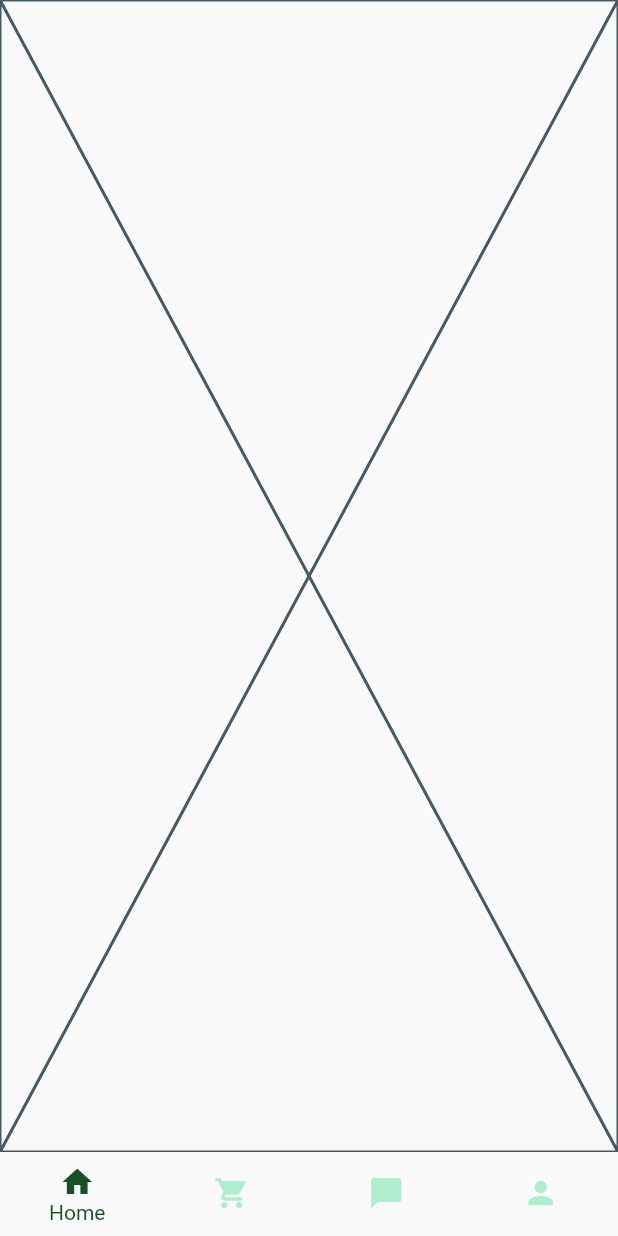
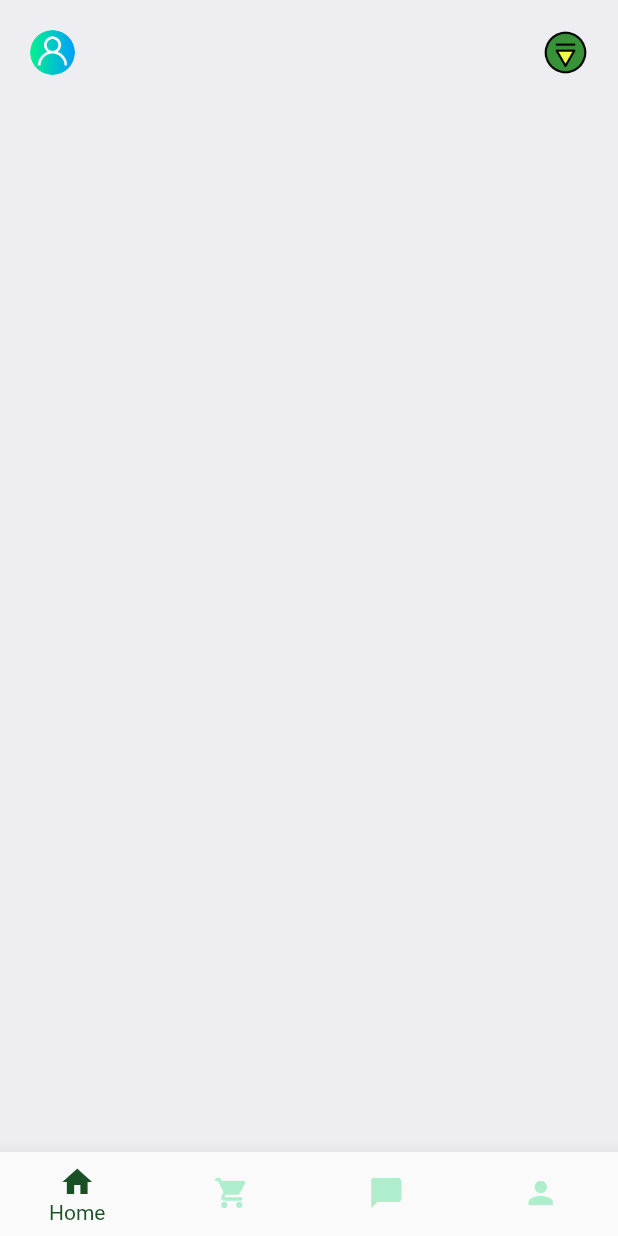
Before and after one commit to Joelp13/SoilSage, a Flutter app: the screen it shows after launch, on a phone screen of 412 x 824 dp. Run offline on Flutter 3.47's test engine with Material 2 defaults, Android fonts, the phone set to English and light mode, and no system bars.

Commit message:
Added a row

```diff
--- a/lib/Screens/home_screen.dart
+++ b/lib/Screens/home_screen.dart
@@ -5,6 +5,38 @@ class HomeScreen extends StatelessWidget {
 
   @override
   Widget build(BuildContext context) {
-    return const Placeholder();
+    return Scaffold(
+      backgroundColor: Color(0xFFeeedf2),
+      body: ListView(
+        children: [
+          Container(
+            padding: EdgeInsets.symmetric(horizontal: 20, vertical: 20),
+            child: Row(
+              mainAxisAlignment: MainAxisAlignment.spaceBetween,
+              children: [
+                Container(
+                    height: 30,
+                    width: 30,
+                    decoration: BoxDecoration(
+                      borderRadius: BorderRadius.circular(30),
+                      image: const DecorationImage(
+                          fit: BoxFit.cover,
+                          image: AssetImage("assets/images/user.png")),
+                    )),
+                Container(
+                    height: 30,
+                    width: 30,
+                    decoration: BoxDecoration(
+                      borderRadius: BorderRadius.circular(30),
+                      image: const DecorationImage(
+                          fit: BoxFit.cover,
+                          image: AssetImage("assets/images/down.png")),
+                    ))
+              ],
+            ),
+          )
+        ],
+      ),
+    );
   }
 }
--- a/pubspec.yaml
+++ b/pubspec.yaml
@@ -17,3 +17,5 @@ dev_dependencies:
 
 flutter:
   uses-material-design: true
+  assets:
+    - assets/images/
```
Also changed, not shown: assets/images/down.png (added), assets/images/user.png (added), 1 other file.
